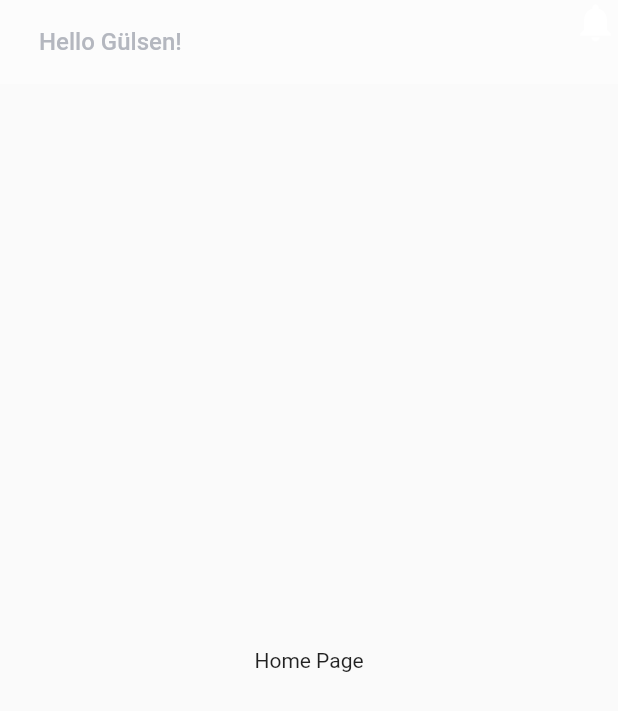
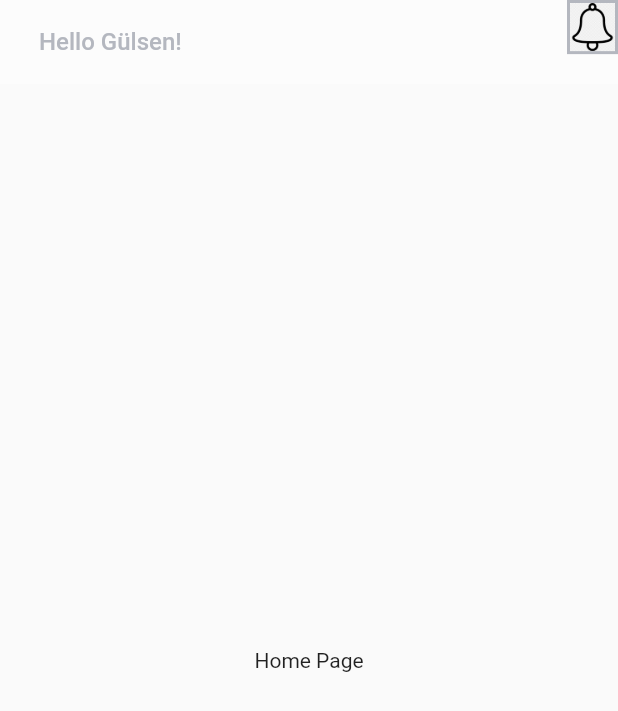
Before and after one commit to gulsenkeskin/course_app, a Flutter app: the screen it shows after launch, on a phone screen of 412 x 824 dp. Shown: the top 711 px of the screen. Run offline on Flutter 3.47's test engine with Material 2 defaults, Android fonts, the phone set to English and light mode, and no system bars.

Commit message:
update notification icon

```diff
--- a/lib/screens/home/home.dart
+++ b/lib/screens/home/home.dart
@@ -22,8 +22,12 @@ class HomePage extends StatelessWidget {
           Stack(
             children: [
               Container(
-                child: Icon(Icons.notifications, size: 30,),
-              )
+                  decoration: BoxDecoration(
+                      border: Border.all(color: kFontLight, width: 2)),
+                  child: Image.asset(
+                    'assets/icons/notification.png',
+                    width: 30,
+                  ))
             ],
           )
         ],
--- a/pubspec.yaml
+++ b/pubspec.yaml
@@ -62,6 +62,7 @@ flutter:
   assets:
     # Add assets from the images directory to the application.
     - assets/images/
+    - assets/icons/
 
   # An image asset can refer to one or more resolution-specific "variants", see
   # https://flutter.dev/assets-and-images/#resolution-aware.
```
Also changed, not shown: assets/icons/notification.png (added).
